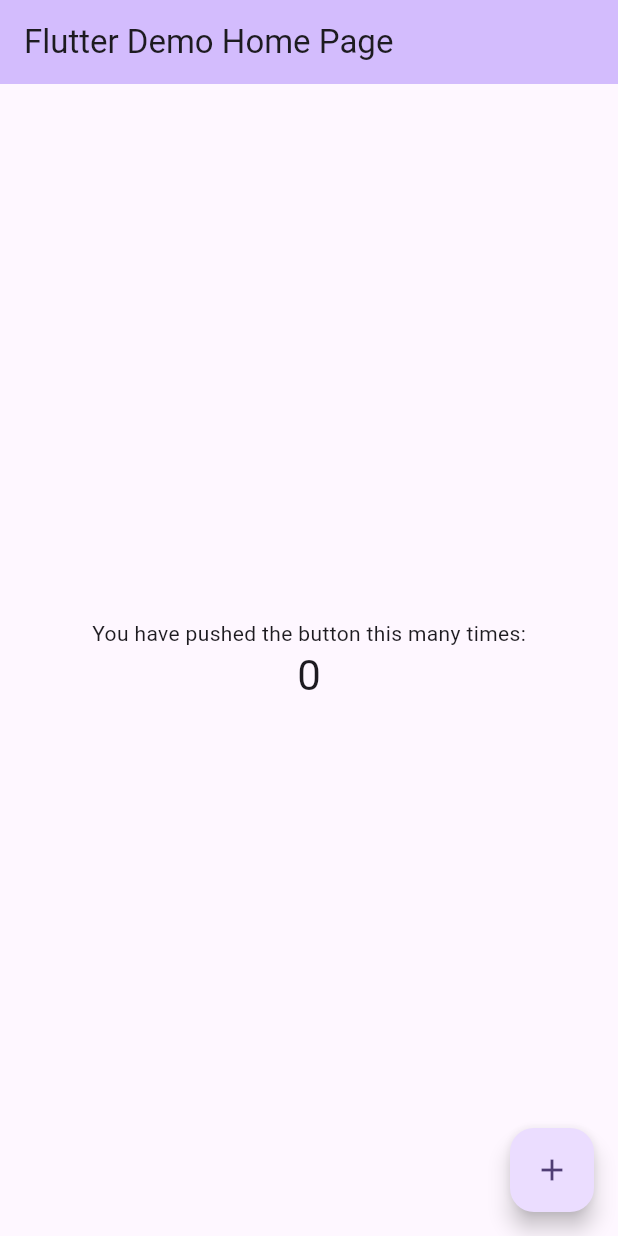
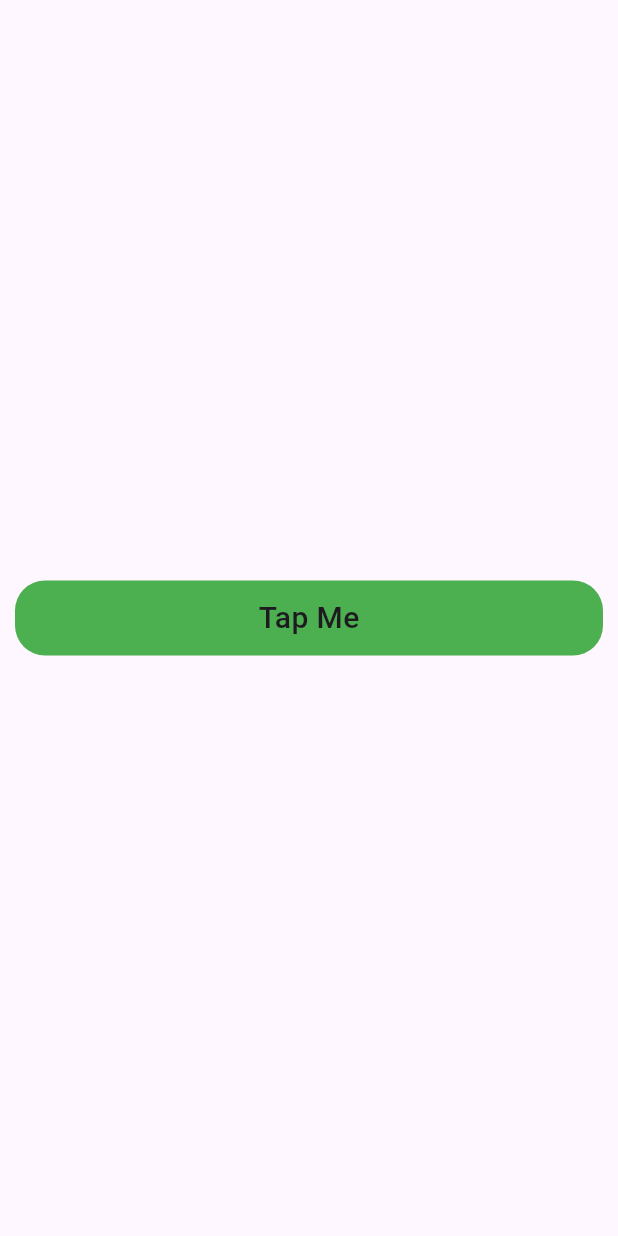
Before and after one commit to Shegzzy/Getx_State_Management, a Flutter app: the screen it shows after launch, on a phone screen of 412 x 824 dp. Run offline on Flutter 3.47's test engine with Material 2 defaults, Android fonts, the phone set to English and light mode, and no system bars; our stand-ins replace get.

```diff
--- /dev/null
+++ b/lib/controllers/tap_controller.dart
@@ -0,0 +1,13 @@
+import 'package:get/get.dart';
+
+class TapController extends GetxController{
+
+  int _x = 0;
+  int get x => _x;
+
+  void increase(){
+
+    _x++;
+    print(_x);
+  }
+}
--- /dev/null
+++ b/lib/home-page/home_page.dart
@@ -0,0 +1,39 @@
+import 'package:flutter/material.dart';
+
+class HomePage extends StatelessWidget {
+  const HomePage({super.key});
+
+  @override
+  Widget build(BuildContext context) {
+    return Scaffold(
+      body: SafeArea(
+          child: Container(
+            width: double.maxFinite,
+            height: double.maxFinite,
+            child: Column(
+              mainAxisAlignment: MainAxisAlignment.center,
+              children: [
+                GestureDetector(
+                  onTap: (){},
+                  child: Container(
+                    margin: const EdgeInsets.all(10),
+                    height: 50,
+                    decoration: BoxDecoration(
+                      borderRadius: BorderRadius.circular(20),
+                      color: Colors.green,
+                    ),
+                    child: const Center(
+                      child: Text("Tap Me", style: TextStyle(
+                        fontSize: 20,
+                        fontWeight: FontWeight.w500,
+                      ),),
+                    ),
+                  ),
+                )
+              ],
+            ),
+          )
+      ),
+    );
+  }
+}
--- a/lib/main.dart
+++ b/lib/main.dart
@@ -1,4 +1,6 @@
 import 'package:flutter/material.dart';
+
+import 'home-page/home_page.dart';
 
 void main() {
   runApp(const MyApp());
@@ -12,81 +14,12 @@ class MyApp extends StatelessWidget {
   Widget build(BuildContext context) {
     return MaterialApp(
       title: 'Flutter Demo',
+      debugShowCheckedModeBanner: false,
       theme: ThemeData(
         colorScheme: ColorScheme.fromSeed(seedColor: Colors.deepPurple),
         useMaterial3: true,
       ),
-      home: const MyHomePage(title: 'Flutter Demo Home Page'),
+      home: const HomePage(),
     );
   }
 }
-
-class MyHomePage extends StatefulWidget {
-  const MyHomePage({super.key, required this.title});
-
-  // This widget is the home page of your application. It is stateful, meaning
-  // that it has a State object (defined below) that contains fields that affect
-  // how it looks.
-
-  // This class is the configuration for the state. It holds the values (in this
-  // case the title) provided by the parent (in this case the App widget) and
-  // used by the build method of the State. Fields in a Widget subclass are
-  // always marked "final".
-
-  final String title;
-
-  @override
-  State<MyHomePage> createState() => _MyHomePageState();
-}
-
-class _MyHomePageState extends State<MyHomePage> {
-  int _counter = 0;
-
-  void _incrementCounter() {
-    setState(() {
-      // This call to setState tells the Flutter framework that something has
-      // changed in this State, which causes it to rerun the build method below
-      // so that the display can reflect the updated values. If we changed
-      // _counter without calling setState(), then the build method would not be
-      // called again, and so nothing would appear to happen.
-      _counter++;
-    });
-  }
-
-  @override
-  Widget build(BuildContext context) {
-    // This method is rerun every time setState is called, for instance as done
-    // by the _incrementCounter method above.
-    //
-    // The Flutter framework has been optimized to make rerunning build methods
-    // fast, so that you can just rebuild anything that needs updating rather
-    // than having to individually change instances of widgets.
-    return Scaffold(
-      appBar: AppBar(
-        backgroundColor: Theme.of(context).colorScheme.inversePrimary,
-        title: Text(widget.title),
-      ),
-      body: Center(
-        // Center is a layout widget. It takes a single child and positions it
-        // in the middle of the parent.
-        child: Column(
-          mainAxisAlignment: MainAxisAlignment.center,
-          children: <Widget>[
-            const Text(
-              'You have pushed the button this many times:',
-            ),
-            Text(
-              '$_counter',
-              style: Theme.of(context).textTheme.headlineMedium,
-            ),
-          ],
-        ),
-      ),
-      floatingActionButton: FloatingActionButton(
-        onPressed: _incrementCounter,
-        tooltip: 'Increment',
-        child: const Icon(Icons.add),
-      ), // This trailing comma makes auto-formatting nicer for build methods.
-    );
-  }
-}
```
